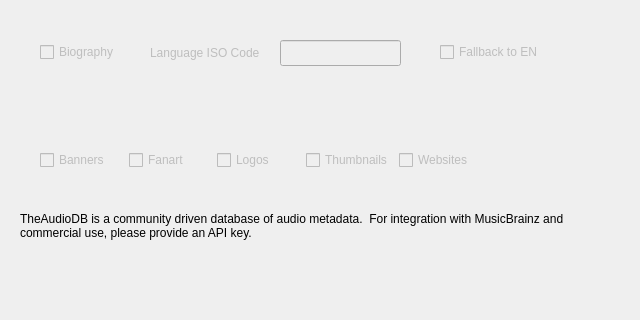
Old version of the form nowplaying/resources/artistextras_theaudiodb_ui.ui in the repository whatsnowplaying/whats-now-playing; both pictures show x 0 to 640 and y 160 to 480 of the 640 by 480 pixel window.
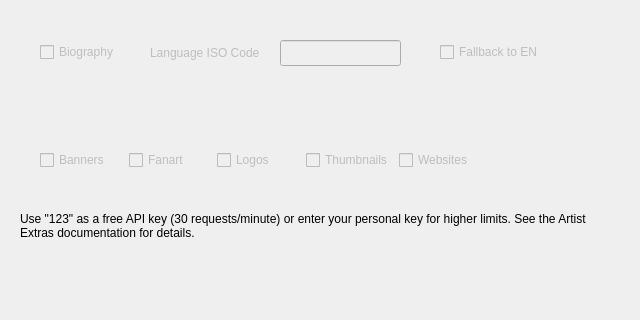
New version of the form.

Commit message: Docs overhaul and TheAudioDB free tier support

What changed in the file:
```diff
--- a/nowplaying/resources/artistextras_theaudiodb_ui.ui
+++ b/nowplaying/resources/artistextras_theaudiodb_ui.ui
@@ -93,7 +93,7 @@
     </rect>
    </property>
    <property name="text">
-    <string>TheAudioDB is a community driven database of audio metadata.  For integration with MusicBrainz and commercial use, please provide an API key.</string>
+    <string>Use &quot;123&quot; as a free API key (30 requests/minute) or enter your personal key for higher limits. See the Artist Extras documentation for details.</string>
    </property>
    <property name="wordWrap">
     <bool>true</bool>
```
The commit also changes 19 other files.
